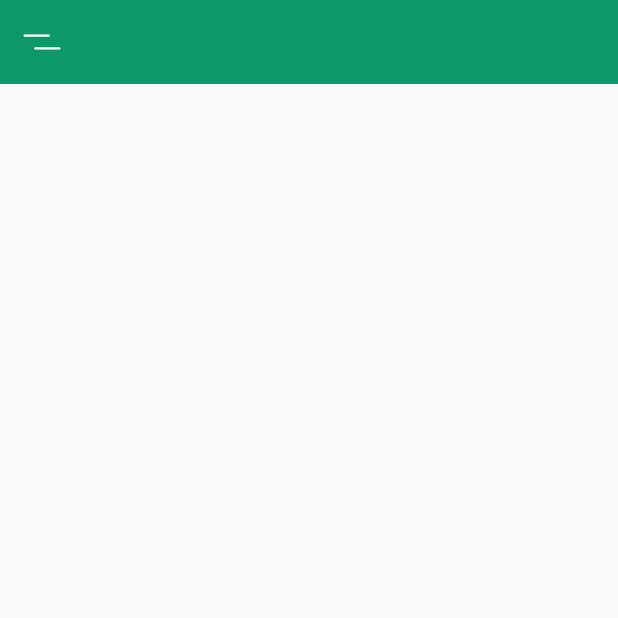
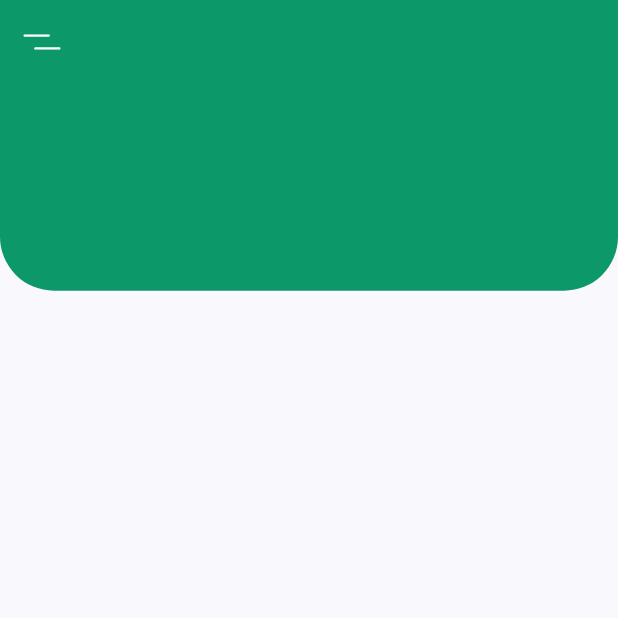
Before and after one commit to EduardRo/flutter_app_1904, a Flutter app: the screen it shows after launch, on a phone screen of 412 x 824 dp, the top half of it. Run offline on Flutter 3.47's test engine with Material 2 defaults, Android fonts, the phone set to English and light mode, and no system bars; our stand-ins replace flutter_svg.

Commit message:
body modifications

```diff
--- a/lib/screens/home/components/body.dart
+++ b/lib/screens/home/components/body.dart
@@ -1,3 +1,4 @@
+import 'package:applrn1904/constants.dart';
 import 'package:flutter/material.dart';
 
 class Body extends StatelessWidget {
@@ -8,7 +9,16 @@ class Body extends StatelessWidget {
       Container(
         height: size.height * 0.2,
         child: Stack(
-          children: <Widget>[],
+          children: <Widget>[
+            Container(
+              height: size.height * 0.2 - 27,
+              decoration: BoxDecoration(
+                  color: kPrimaryColor,
+                  borderRadius: BorderRadius.only(
+                      bottomLeft: Radius.circular(36),
+                      bottomRight: Radius.circular(36))),
+            )
+          ],
         ),
       )
     ]);
```
